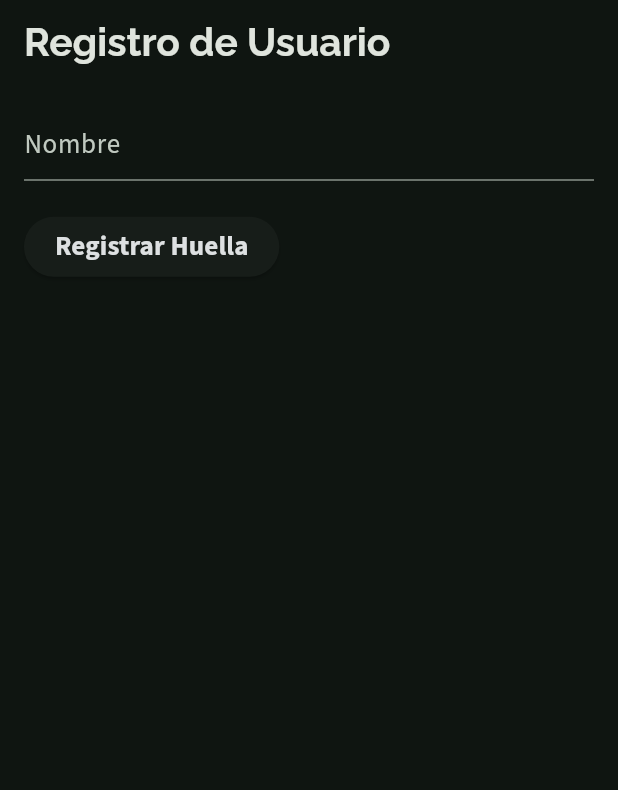
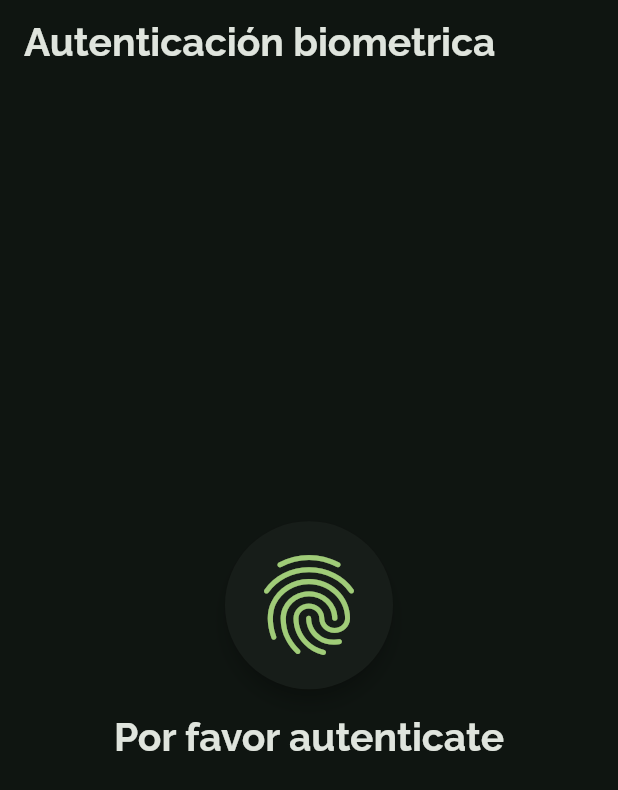
Before and after one commit to Kevinsansuor/NFC_GSE, a Flutter app: the screen it shows after launch, on a phone screen of 412 x 824 dp. Shown: the top 790 px of the screen. Run offline on Flutter 3.47's test engine with Material 3 defaults, Android fonts, the phone set to English and light mode, and no system bars; our stand-ins replace google_fonts, local_auth, logger, shared_preferences; missing offline and left inert: nfc_manager.

Commit message:
Pantalla huella añadida, edición de modelos de textos alineación

```diff
--- a/nfc_flutter_proyect/lib/pages/register/user_register.dart
+++ b/nfc_flutter_proyect/lib/pages/register/user_register.dart
@@ -1,7 +1,8 @@
 import 'package:flutter/material.dart';
 import 'package:local_auth/local_auth.dart';
 import 'package:nfc_flutter_proyect/pages/verify_nfc/verify_nfc_page.dart';
-import 'package:shared_preferences/shared_preferences.dart';
+import 'package:nfc_flutter_proyect/widgets/body_text/body_text.dart';
+import 'package:nfc_flutter_proyect/widgets/h2_text/large_text.dart';
 
 class RegisterScreen extends StatefulWidget {
   const RegisterScreen({super.key});
@@ -19,7 +20,8 @@ class RegisterScreenState extends State<RegisterScreen> {
     try {
       final bool didAuthenticate = await _auth.authenticate(
         localizedReason: 'Por favor, autentícate con tu huella digital',
-        options: const AuthenticationOptions(biometricOnly: true),
+        options: const AuthenticationOptions(
+            biometricOnly: false, useErrorDialogs: true, stickyAuth: true),
       );
 
       setState(() {
@@ -29,30 +31,22 @@ class RegisterScreenState extends State<RegisterScreen> {
       if (didAuthenticate) {
         await _registerUser();
       } else {
+        if (mounted) {
           ScaffoldMessenger.of(context).showSnackBar(
             const SnackBar(content: Text('Autenticación fallida')),
           );
         }
+      }
     } catch (e) {
+      if (mounted) {
         ScaffoldMessenger.of(context).showSnackBar(
           SnackBar(content: Text('Error en la autenticación biométrica: $e')),
         );
       }
     }
+  }
 
   Future<void> _registerUser() async {
-    String name = nameController.text.trim();
-
-    if (name.isEmpty) {
-      ScaffoldMessenger.of(context).showSnackBar(
-        const SnackBar(content: Text('Por favor, ingresa tu nombre')),
-      );
-      return;
-    }
-
-    SharedPreferences prefs = await SharedPreferences.getInstance();
-    await prefs.setString('userName', name);
-
     if (mounted) {
       ScaffoldMessenger.of(context).showSnackBar(
         const SnackBar(content: Text('Huella digital capturada correctamente')),
@@ -65,23 +59,47 @@ class RegisterScreenState extends State<RegisterScreen> {
   @override
   Widget build(BuildContext context) {
     return Scaffold(
-      appBar: AppBar(title: const Text('Registro de Usuario')),
-      body: Padding(
+      appBar: AppBar(title: const Text('Autenticación biometrica')),
+      body: SizedBox(
+        width: MediaQuery.of(context).size.width,
+        height: MediaQuery.of(context).size.height,
+        child: Padding(
           padding: const EdgeInsets.all(16.0),
+          child: Center(
             child: Column(
+              mainAxisAlignment: MainAxisAlignment.center,
               crossAxisAlignment: CrossAxisAlignment.start,
               children: [
-            TextField(
-              controller: nameController,
-              decoration: const InputDecoration(labelText: 'Nombre'),
+                SizedBox(
+                  child: Column(children: [
+                    ElevatedButton(
+                      style: const ButtonStyle(
+                        padding: WidgetStatePropertyAll(EdgeInsets.all(16.0)),
+                        elevation: WidgetStatePropertyAll(5.0),
                       ),
-            const SizedBox(height: 20),
-            ElevatedButton(
                       onPressed: _authenticate,
-              child: Text(
-                  _isAuthenticated ? 'Huella Autenticada' : 'Registrar Huella'),
+                      child: _isAuthenticated
+                          ? const Icon(
+                              Icons.fingerprint,
+                              size: 80,
+                              color: Color(0xFFA0CC78),
+                            )
+                          : const Icon(Icons.fingerprint_outlined,
+                              size: 80, color: Color(0xFFA0CC78)),
                     ),
+                    const SizedBox(
+                      height: 16,
+                    ),
+                    const Center(
+                        child: LargeText(
+                      text: 'Por favor autenticate',
+                      textAlign: TextAlign.center,
+                    ))
+                  ]),
+                )
               ],
+            ),
+          ),
         ),
       ),
     );
--- a/nfc_flutter_proyect/lib/pages/valid_nfc/valid_nfc_page.dart
+++ b/nfc_flutter_proyect/lib/pages/valid_nfc/valid_nfc_page.dart
@@ -1,4 +1,3 @@
-import 'dart:io';
 
 import 'package:flutter/material.dart';
 import 'package:nfc_flutter_proyect/pages/verify_nfc/verify_nfc_page.dart';
--- a/nfc_flutter_proyect/lib/pages/verify_nfc/verify_nfc_page.dart
+++ b/nfc_flutter_proyect/lib/pages/verify_nfc/verify_nfc_page.dart
@@ -131,8 +131,6 @@ class _VerifyNfcPageState extends State<VerifyNfcPage> {
     final Color primaryOpaqueColor =
         Theme.of(context).colorScheme.onPrimaryFixed;
 
-
-
     return PopScope(
       canPop: false,
       onPopInvokedWithResult: (didPop, result) {
@@ -157,6 +155,7 @@ class _VerifyNfcPageState extends State<VerifyNfcPage> {
                           textStyle: Theme.of(context).textTheme.displayLarge,
                         ),
                         BodyText(
+                          textAlign: TextAlign.center,
                           text:
                               'Bienvenido a NFC App, con esta aplicación podrás, escanear, añadir y configurar tarjetas con la tecnología NFC de tu dispositivo Android.',
                           color: primaryColor,
@@ -191,6 +190,7 @@ class _VerifyNfcPageState extends State<VerifyNfcPage> {
                                     Theme.of(context).textTheme.titleLarge,
                               ),
                               BodyText(
+                                textAlign: TextAlign.center,
                                 text:
                                     'Verifiquemos que tu dispositivo tiene la tecnología NFC incorporada.',
                                 color: primaryColor,
--- a/nfc_flutter_proyect/lib/widgets/body_text/body_text.dart
+++ b/nfc_flutter_proyect/lib/widgets/body_text/body_text.dart
@@ -4,12 +4,14 @@ class BodyText extends StatelessWidget {
   final String text;
   final Color? color;
   final TextStyle? textStyle;
+  final TextAlign textAlign;
 
   const BodyText({
     super.key,
     required this.text,
     this.color,
     this.textStyle,
+    required this.textAlign,
   });
 
   @override
@@ -22,6 +24,7 @@ class BodyText extends StatelessWidget {
       child: SizedBox(
         width: double.infinity,
         child: Text(
+          textAlign: textAlign,
           text,
           style: textStyle?.copyWith(
                   color: color,
--- a/nfc_flutter_proyect/lib/widgets/h1_text/tittle_text.dart
+++ b/nfc_flutter_proyect/lib/widgets/h1_text/tittle_text.dart
@@ -4,12 +4,14 @@ class TittleText extends StatelessWidget {
   final String text;
   final Color? color;
   final TextStyle? textStyle;
+  final TextAlign texAlign;
 
   const TittleText({
     super.key,
     required this.text,
     this.color,
     this.textStyle,
+    this.texAlign = TextAlign.start,
   });
 
   @override
@@ -22,6 +24,7 @@ class TittleText extends StatelessWidget {
       child: Padding(
         padding: const EdgeInsets.only(top: 35, bottom: 10, left: 0, right: 0),
         child: Text(
+          textAlign: texAlign,
           text,
           style: textStyle?.copyWith(color: color) ??
               defaultStyle.copyWith(color: color),
--- a/nfc_flutter_proyect/lib/widgets/h2_text/large_text.dart
+++ b/nfc_flutter_proyect/lib/widgets/h2_text/large_text.dart
@@ -4,12 +4,14 @@ class LargeText extends StatelessWidget {
   final String text;
   final Color? color;
   final TextStyle? textStyle;
+  final TextAlign textAlign;
 
   const LargeText({
     super.key,
     required this.text,
     this.color,
     this.textStyle,
+    this.textAlign = TextAlign.start,
   });
 
   @override
@@ -22,6 +24,7 @@ class LargeText extends StatelessWidget {
       child: Padding(
         padding: const EdgeInsets.only(top: 0, bottom: 25),
         child: Text(
+          textAlign: textAlign,
           text,
           style: textStyle?.copyWith(color: color) ??
               defaultStyle.copyWith(color: color),
```
Also changed, not shown: nfc_flutter_proyect/lib/pages/error_nfc/error_nfc_page.dart (+23 -11 lines). Lines whose indentation alone changed are shown as unchanged.
